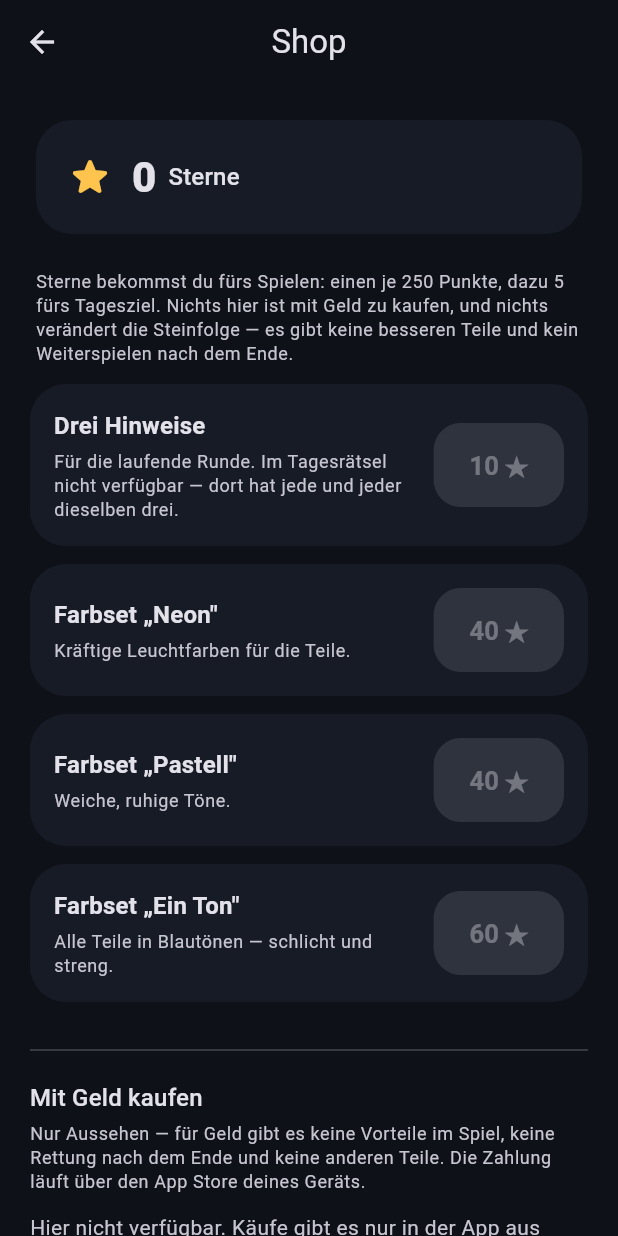
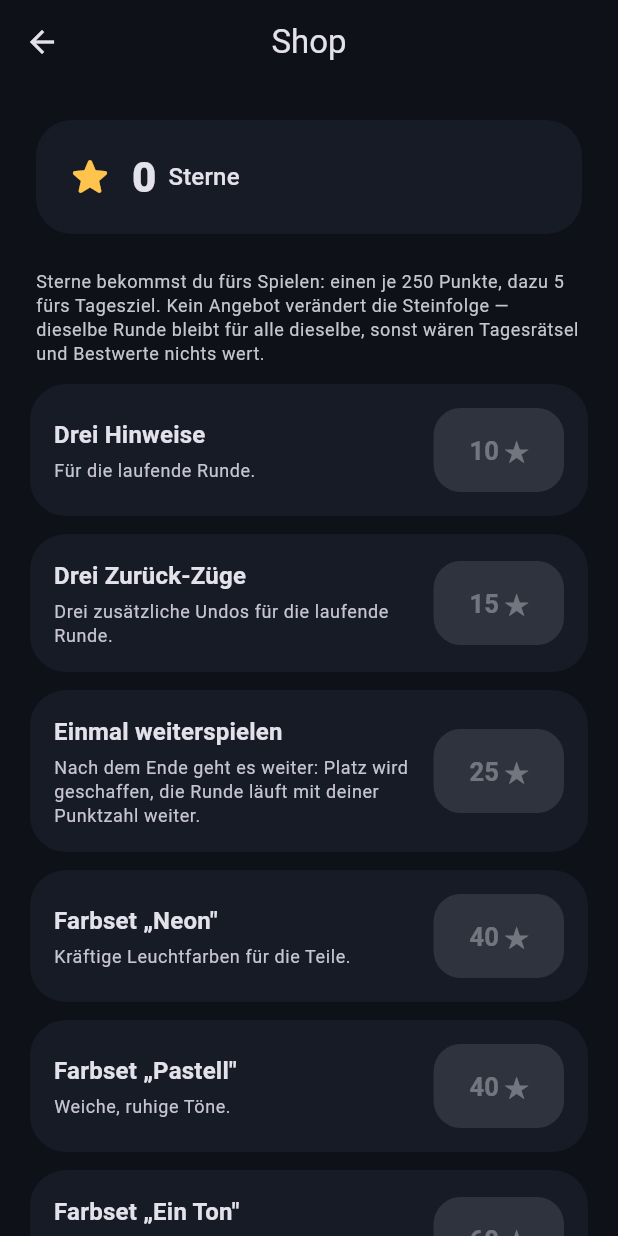
Before and after one commit to Marvinb2802/App, a Flutter app: the ShopScreen screen opened directly, on a phone screen of 412 x 824 dp. Run offline on Flutter 3.47's test engine with Material 3 defaults, Android fonts, the phone set to English and light mode, and no system bars; our stand-ins replace audioplayers, flutter_riverpod, in_app_purchase, shared_preferences, sqflite; accounts and stored records are empty; project files that could hold a hidden picture were left out.

Commit message:
Kaeufe duerfen Vorteile bringen -- Regel auf Wunsch geaendert
Die Fairness-Garantie in der CLAUDE.md ist angepasst: "Kaufhistorie" ist aus
der Aufzaehlung gestrichen, das Verbot von Vorteilen gegen Geld entfaellt. Der
alte Stand und der Grund der Aenderung stehen als Vermerk dabei.

Neu im Shop, mit Sternen wie mit Geld:
- Hinweise, jetzt auch im Tagesraetsel nutzbar
- zusaetzliche Zurueck-Zuege
- Weiterspielen nach dem Ende: die Runde laeuft mit der eigenen Punktzahl
  weiter, Platz entsteht wie im Zen-Modus

Bezahlte Angebote koennen jetzt sofort wirken (Hinweise, Undos, Weiterspielen)
statt nur dauerhaft freizuschalten; Verbrauchsgueter laufen ueber
buyConsumable, Farbsets weiter ueber buyNonConsumable.

Was bleibt: kein Angebot veraendert die Steinfolge. Nicht als Prinzip, sondern
weil Tagesraetsel, Bestwert je Spielcode und Nachspielen genau davon leben,
dass derselbe Spielcode bei allen dieselben Teile liefert. Dauerhaft
freischalten darf ein Kauf nur Aussehen.

Die drei Waechtertests, die die alte Regel festhielten, halten jetzt die neue
fest -- einer davon prueft ausdruecklich, dass gekaufte Hinweise im
Tagesraetsel wirken.

225 Tests, flutter analyze ohne Befund. docs/ neu gebaut.

Co-Authored-By: Claude Opus 5 <noreply@anthropic.com>
Claude-Session: https://claude.ai/code/session_01K9PFzftapKBy24cJDHNqsE

```diff
--- a/tessa/lib/application/shop.dart
+++ b/tessa/lib/application/shop.dart
@@ -4,16 +4,16 @@ import 'dart:convert';
 import 'package:flutter_riverpod/flutter_riverpod.dart';
 
 import '../data/purchases.dart';
-import 'game_mode.dart';
 import 'providers.dart';
 
 /// Was der Shop anbietet.
 ///
-/// HARTE GRENZE (siehe Fairness-Garantie in CLAUDE.md): Nichts hier darf die
-/// Steinfolge beruehren. Es gibt keine besseren Teile, kein Weiterspielen nach
-/// dem Ende und keine Vorteile im Tagesraetsel — nur Aussehen und ein paar
-/// zusaetzliche Hinweise ausserhalb des Tagesraetsels.
-enum ShopKind { hints, palette }
+/// GRENZE (siehe Fairness-Garantie in CLAUDE.md): Nichts hier darf die
+/// Steinfolge beruehren — sonst verlieren Tagesraetsel, Bestwert je Spielcode
+/// und das Nachspielen ihre Grundlage. Vorteile im Spielverlauf sind dagegen
+/// ausdruecklich erlaubt: Hinweise, zusaetzliche Zurueck-Zuege und
+/// Weiterspielen nach dem Ende.
+enum ShopKind { hints, undos, revive, palette }
 
 class ShopItem {
   const ShopItem({
@@ -30,7 +30,7 @@ class ShopItem {
   final int price;
   final ShopKind kind;
 
-  /// Farbsets bleiben nach dem Kauf dauerhaft; Hinweise werden verbraucht.
+  /// Farbsets bleiben nach dem Kauf dauerhaft; alles andere wird verbraucht.
   bool get isPermanent => kind == ShopKind.palette;
 }
 
@@ -38,10 +38,24 @@ const List<ShopItem> shopItems = [
   ShopItem(
     id: 'hints3',
     name: 'Drei Hinweise',
-    description: 'Für die laufende Runde. Im Tagesrätsel nicht verfügbar — '
-        'dort hat jede und jeder dieselben drei.',
+    description: 'Für die laufende Runde.',
     price: 10,
     kind: ShopKind.hints,
+  ),
+  ShopItem(
+    id: 'undo3',
+    name: 'Drei Zurück-Züge',
+    description: 'Drei zusätzliche Undos für die laufende Runde.',
+    price: 15,
+    kind: ShopKind.undos,
+  ),
+  ShopItem(
+    id: 'revive1',
+    name: 'Einmal weiterspielen',
+    description: 'Nach dem Ende geht es weiter: Platz wird geschaffen, die '
+        'Runde läuft mit deiner Punktzahl weiter.',
+    price: 25,
+    kind: ShopKind.revive,
   ),
   ShopItem(
     id: 'palette.neon',
@@ -72,25 +86,39 @@ class ShopState {
     this.stars = 0,
     this.owned = const {},
     this.palette = 'standard',
+    this.revives = 0,
   });
 
   final int stars;
   final Set<String> owned;
   final String palette;
 
+  /// Wie oft noch weitergespielt werden kann.
+  final int revives;
+
   bool canAfford(ShopItem item) => stars >= item.price;
 
   bool ownsItem(String id) => owned.contains(id);
 
-  ShopState copyWith({int? stars, Set<String>? owned, String? palette}) =>
+  ShopState copyWith({
+    int? stars,
+    Set<String>? owned,
+    String? palette,
+    int? revives,
+  }) =>
       ShopState(
         stars: stars ?? this.stars,
         owned: owned ?? this.owned,
         palette: palette ?? this.palette,
+        revives: revives ?? this.revives,
       );
 
-  String toJson() =>
-      jsonEncode({'stars': stars, 'owned': owned.toList(), 'palette': palette});
+  String toJson() => jsonEncode({
+        'stars': stars,
+        'owned': owned.toList(),
+        'palette': palette,
+        'revives': revives,
+      });
 
   static ShopState fromJson(String? raw) {
     if (raw == null) return const ShopState();
@@ -100,6 +128,7 @@ class ShopState {
         stars: data['stars'] as int? ?? 0,
         owned: (data['owned'] as List? ?? []).cast<String>().toSet(),
         palette: data['palette'] as String? ?? 'standard',
+        revives: data['revives'] as int? ?? 0,
       );
     } catch (_) {
       return const ShopState();
@@ -134,16 +163,21 @@ class ShopController extends Notifier<ShopState> {
     if (!state.canAfford(item)) return false;
     if (item.isPermanent && state.ownsItem(item.id)) return false;
 
-    if (item.kind == ShopKind.hints) {
-      // Im Tagesraetsel bleibt es bei drei Hinweisen fuer alle — sonst waeren
-      // die Ergebnisse des Tages nicht mehr vergleichbar.
-      if (ref.read(gameModeProvider) == GameMode.daily) return false;
-      ref.read(hintProvider.notifier).add(3);
+    switch (item.kind) {
+      case ShopKind.hints:
+        ref.read(hintProvider.notifier).add(3);
+      case ShopKind.undos:
+        ref.read(gameControllerProvider.notifier).addUndos(3);
+      case ShopKind.revive:
+        break; // wird unten dem Vorrat gutgeschrieben
+      case ShopKind.palette:
+        break;
     }
 
     state = state.copyWith(
       stars: state.stars - item.price,
       owned: {...state.owned, if (item.isPermanent) item.id},
+      revives: state.revives + (item.kind == ShopKind.revive ? 1 : 0),
     );
     unawaited(_save());
     return true;
@@ -163,8 +197,17 @@ class ShopController extends Notifier<ShopState> {
   /// werden dabei weder verlangt noch gutgeschrieben.
   Future<PurchaseResult> buyWithMoney(PaidItem item) async {
     final antwort = await ref.read(purchasesProvider).buy(item);
-    if (antwort.granted.isNotEmpty) {
-      state = state.copyWith(owned: {...state.owned, ...antwort.granted});
+    final erfolgreich = antwort.result == PurchaseResult.bought ||
+        antwort.result == PurchaseResult.restored;
+    if (erfolgreich) {
+      if (item.hints > 0) ref.read(hintProvider.notifier).add(item.hints);
+      if (item.undos > 0) {
+        ref.read(gameControllerProvider.notifier).addUndos(item.undos);
+      }
+      state = state.copyWith(
+        owned: {...state.owned, ...antwort.granted},
+        revives: state.revives + item.revives,
+      );
       await _save();
     }
     return antwort.result;
@@ -182,6 +225,14 @@ class ShopController extends Notifier<ShopState> {
     return neu.length;
   }
 
+  /// Verbraucht ein Weiterspielen. False, wenn keines mehr da ist.
+  bool consumeRevive() {
+    if (state.revives <= 0) return false;
+    state = state.copyWith(revives: state.revives - 1);
+    unawaited(_save());
+    return true;
+  }
+
   Future<void> _save() async {
     try {
       await ref.read(storeProvider)?.writeSetting('shop', state.toJson());
--- a/tessa/lib/data/purchases.dart
+++ b/tessa/lib/data/purchases.dart
@@ -4,15 +4,19 @@ import 'package:in_app_purchase/in_app_purchase.dart';
 
 /// Ein Angebot, das mit echtem Geld gekauft werden kann.
 ///
-/// HARTE GRENZE (Fairness-Garantie, siehe CLAUDE.md): Hier darf ausschliesslich
-/// Kosmetik stehen. Nichts, was mit Geld gekauft wird, darf die Steinfolge,
-/// den Spielverlauf oder die Vergleichbarkeit von Ergebnissen beruehren.
+/// GRENZE (Fairness-Garantie, siehe CLAUDE.md): Vorteile im Spielverlauf sind
+/// erlaubt — Hinweise, Zurueck-Zuege, Weiterspielen. Die Steinfolge selbst
+/// darf kein Angebot beruehren, sonst verlieren Tagesraetsel, Bestwert je
+/// Spielcode und das Nachspielen ihre Grundlage.
 class PaidItem {
   const PaidItem({
     required this.productId,
     required this.name,
     required this.description,
-    required this.grants,
+    this.grants = const {},
+    this.hints = 0,
+    this.undos = 0,
+    this.revives = 0,
   });
 
   /// Die Kennung im App Store und bei Google Play.
@@ -21,12 +25,38 @@ class PaidItem {
   final String name;
   final String description;
 
-  /// Welche Dinge der Kauf freischaltet — dieselben Kennungen wie im
-  /// Sterne-Shop, damit beide Wege zum selben Ergebnis führen.
+  /// Welche dauerhaften Dinge der Kauf freischaltet — dieselben Kennungen wie
+  /// im Sterne-Shop, damit beide Wege zum selben Ergebnis führen.
   final Set<String> grants;
+
+  /// Sofort wirksame Mengen.
+  final int hints;
+  final int undos;
+  final int revives;
+
+  /// Verbrauchsgueter lassen sich mehrfach kaufen, Farbsets nur einmal.
+  bool get isConsumable => grants.isEmpty;
 }
 
 const List<PaidItem> paidItems = [
+  PaidItem(
+    productId: 'tessa.hints.10',
+    name: '10 Hinweise',
+    description: 'Zehn Hinweise für die laufende Runde.',
+    hints: 10,
+  ),
+  PaidItem(
+    productId: 'tessa.undos.10',
+    name: '10 Zurück-Züge',
+    description: 'Zehn zusätzliche Undos für die laufende Runde.',
+    undos: 10,
+  ),
+  PaidItem(
+    productId: 'tessa.revive.3',
+    name: '3× Weiterspielen',
+    description: 'Dreimal nach dem Ende weiterspielen, mit deiner Punktzahl.',
+    revives: 3,
+  ),
   PaidItem(
     productId: 'tessa.palettes.all',
     name: 'Alle Farbsets',
@@ -147,10 +177,14 @@ class StorePurchases implements Purchases {
 
     _listen();
     _laufend = Completer<({PurchaseResult result, Set<String> granted})>();
-    // Farbsets sind dauerhaft, also kein Verbrauchsgut.
-    await _store.buyNonConsumable(
-      purchaseParam: PurchaseParam(productDetails: produkt),
-    );
+    final parameter = PurchaseParam(productDetails: produkt);
+    // Hinweise und Weiterspielen sind Verbrauchsgueter und duerfen mehrfach
+    // gekauft werden; Farbsets nur einmal.
+    if (item.isConsumable) {
+      await _store.buyConsumable(purchaseParam: parameter);
+    } else {
+      await _store.buyNonConsumable(purchaseParam: parameter);
+    }
     return _laufend!.future;
   }
 
--- a/tessa/lib/ui/screens/shop_screen.dart
+++ b/tessa/lib/ui/screens/shop_screen.dart
@@ -1,7 +1,6 @@
 import 'package:flutter/material.dart';
 import 'package:flutter_riverpod/flutter_riverpod.dart';
 
-import '../../application/game_mode.dart';
 import '../../application/providers.dart';
 import '../../application/shop.dart';
 import '../../data/purchases.dart';
@@ -15,7 +14,6 @@ class ShopScreen extends ConsumerWidget {
   @override
   Widget build(BuildContext context, WidgetRef ref) {
     final shop = ref.watch(shopProvider);
-    final imTagesraetsel = ref.watch(gameModeProvider) == GameMode.daily;
     final theme = Theme.of(context);
 
     return Scaffold(
@@ -39,6 +37,15 @@ class ShopScreen extends ConsumerWidget {
                   ),
                   const SizedBox(width: 8),
                   Text('Sterne', style: theme.textTheme.titleMedium),
+                  const Spacer(),
+                  if (shop.revives > 0)
+                    Text(
+                      '${shop.revives}× weiterspielen',
+                      key: const Key('revive-stock'),
+                      style: theme.textTheme.labelMedium?.copyWith(
+                        color: theme.colorScheme.onSurfaceVariant,
+                      ),
+                    ),
                 ],
               ),
             ),
@@ -48,20 +55,16 @@ class ShopScreen extends ConsumerWidget {
             padding: const EdgeInsets.symmetric(horizontal: 4, vertical: 12),
             child: Text(
               'Sterne bekommst du fürs Spielen: einen je 250 Punkte, dazu '
-              '$starsForDailyGoal fürs Tagesziel. Nichts hier ist mit Geld zu '
-              'kaufen, und nichts verändert die Steinfolge — es gibt keine '
-              'besseren Teile und kein Weiterspielen nach dem Ende.',
+              '$starsForDailyGoal fürs Tagesziel. Kein Angebot verändert die '
+              'Steinfolge — dieselbe Runde bleibt für alle dieselbe, sonst '
+              'wären Tagesrätsel und Bestwerte nichts wert.',
               style: theme.textTheme.bodySmall?.copyWith(
                 color: theme.colorScheme.onSurfaceVariant,
               ),
             ),
           ),
           for (final item in shopItems)
-            _ItemTile(
-              item: item,
-              shop: shop,
-              gesperrt: item.kind == ShopKind.hints && imTagesraetsel,
-            ),
+            _ItemTile(item: item, shop: shop),
           const Divider(height: 40),
           const _PaidSection(),
           const Divider(height: 40),
@@ -129,9 +132,8 @@ class _PaidSection extends ConsumerWidget {
         Text('Mit Geld kaufen', style: theme.textTheme.titleMedium),
         const SizedBox(height: 4),
         Text(
-          'Nur Aussehen — für Geld gibt es keine Vorteile im Spiel, keine '
-          'Rettung nach dem Ende und keine anderen Teile. Die Zahlung läuft '
-          'über den App Store deines Geräts.',
+          'Die Zahlung läuft über den App Store deines Geräts. Auch hier gilt: '
+          'kein Angebot verändert die Steinfolge.',
           style: theme.textTheme.bodySmall?.copyWith(
             color: theme.colorScheme.onSurfaceVariant,
           ),
@@ -255,20 +257,15 @@ class _PaidTile extends ConsumerWidget {
 }
 
 class _ItemTile extends ConsumerWidget {
-  const _ItemTile({
-    required this.item,
-    required this.shop,
-    required this.gesperrt,
-  });
+  const _ItemTile({required this.item, required this.shop});
 
   final ShopItem item;
   final ShopState shop;
-  final bool gesperrt;
 
   @override
   Widget build(BuildContext context, WidgetRef ref) {
     final gekauft = item.isPermanent && shop.ownsItem(item.id);
-    final kannKaufen = !gekauft && !gesperrt && shop.canAfford(item);
+    final kannKaufen = !gekauft && shop.canAfford(item);
 
     return Card(
       margin: const EdgeInsets.only(bottom: 12),
@@ -287,10 +284,7 @@ class _ItemTile extends ConsumerWidget {
                           ?.copyWith(fontWeight: FontWeight.w700)),
                   const SizedBox(height: 4),
                   Text(
-                    gesperrt
-                        ? 'Im Tagesrätsel gesperrt — dort hat jede und jeder '
-                            'dieselben drei Hinweise.'
-                        : item.description,
+                    item.description,
                     style: Theme.of(context).textTheme.bodySmall?.copyWith(
                           color: Theme.of(context).colorScheme.onSurfaceVariant,
                         ),
```
Also changed, not shown: tessa/lib/application/game_controller.dart (+19 -0 lines), tessa/lib/domain/rules/zen.dart (+11 -0 lines), tessa/lib/ui/screens/game_screen.dart (+23 -0 lines), docs/assets/fonts/MaterialIcons-Regular.otf, 6 other files.
